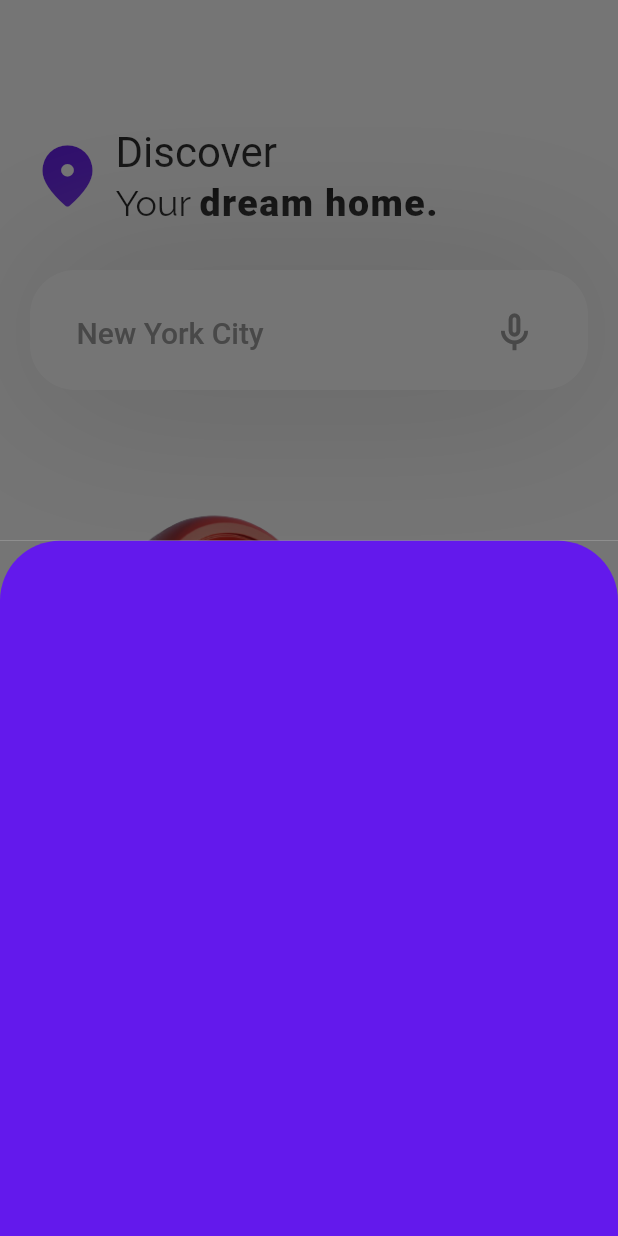
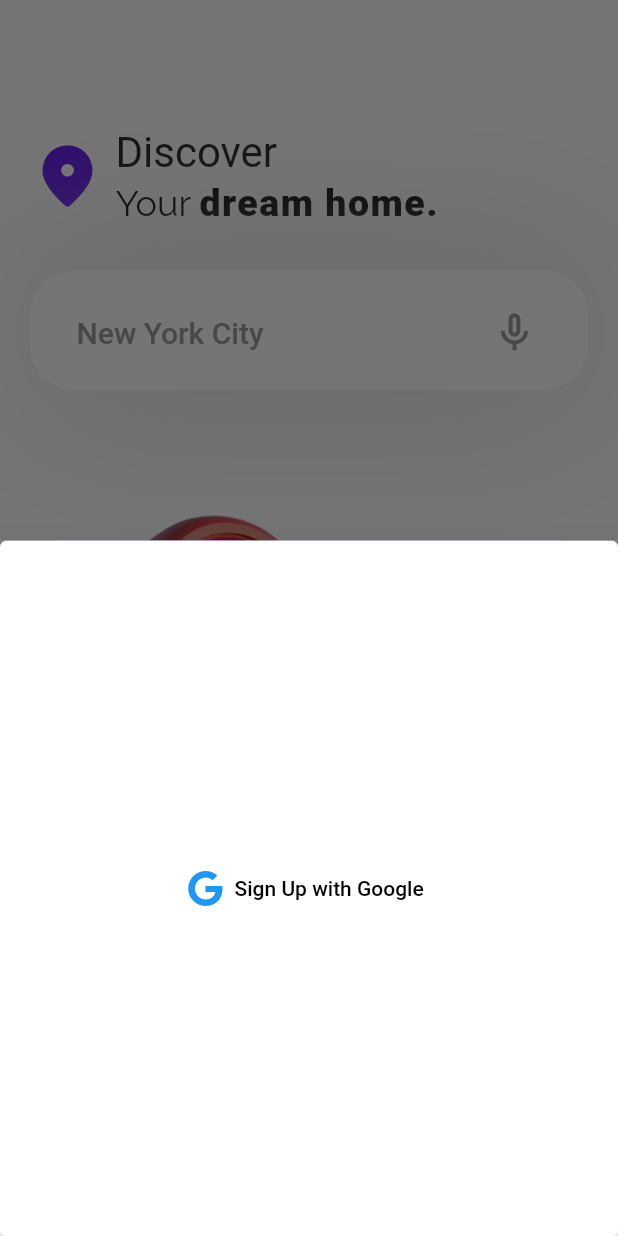
Before and after one commit to Michaelalo1/Mohouz, a Flutter app: the screen it shows after launch, after a tap on "Login", on a phone screen of 412 x 824 dp. Run offline on Flutter 3.47's test engine with Material 2 defaults, Android fonts, the phone set to English and light mode, and no system bars; our stand-ins replace firebase_auth, firebase_core, font_awesome_flutter, google_sign_in; accounts and stored records are empty; Roboto replaces fonts that are missing (Raleway).

Commit message:
google sign in completed

```diff
--- a/lib/main.dart
+++ b/lib/main.dart
@@ -282,6 +282,40 @@ class _HomeScreenState extends State<HomeScreen> {
                                       color: Color.fromRGBO(99, 25, 236, 1),
                                     ),
                                     height: 800,
+                                    child: Container(
+                                      decoration: const BoxDecoration(
+                                        borderRadius: BorderRadius.only(
+                                            topLeft: Radius.circular(40),
+                                            topRight: Radius.circular(40)),
+                                        color: Colors.white,
+                                      ),
+                                      height: 800,
+                                      width: double.infinity,
+                                      child: ElevatedButton.icon(
+                                          style: ElevatedButton.styleFrom(
+                                            elevation: 20,
+                                            primary: Colors.white,
+                                            onPrimary: Colors.deepPurpleAccent,
+                                            minimumSize:
+                                                Size(double.infinity, 50),
+                                          ),
+                                          onPressed: () {
+                                            final provider = Provider.of<
+                                                    GoogleSignInProvider>(
+                                                context,
+                                                listen: false);
+                                            provider.googleLogin();
+                                          },
+                                          icon: const FaIcon(
+                                            FontAwesomeIcons.google,
+                                            color: Colors.blue,
+                                          ),
+                                          label: const Text(
+                                            'Sign Up with Google',
+                                            style:
+                                                TextStyle(color: Colors.black),
+                                          )),
+                                    ),
                                   ),
                                 );
                                 // return Wrap(
```
